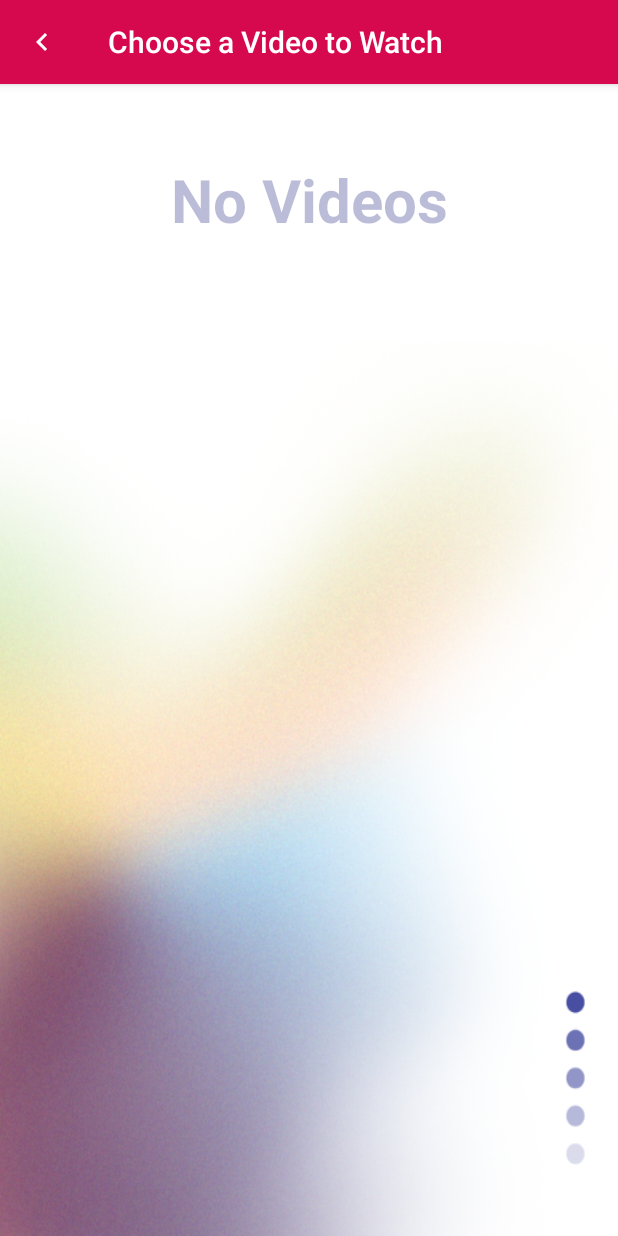
After one commit to George-Anto/feelingsRecognitionAndroidApp, an Android app: the VideoChooserActivity screen opened directly, with no data from a screen before it, on a phone screen of 412 x 824 dp. The commit adds this screen. Run offline under Robolectric (Android 15) with nearby library versions, the phone set to English and light mode, and no system bars; our stand-ins replace Firebase (no records; nobody signed in at launch, a user with empty details on screens opened directly).

Commit message:
Show the videos list to user in progress

```diff
--- /dev/null
+++ b/app/src/main/java/com/example/firebaselogin/activities/VideoChooserActivity.kt
@@ -0,0 +1,50 @@
+package com.example.firebaselogin.activities
+
+import android.os.Bundle
+import android.os.Handler
+import android.os.Looper
+import android.util.Log
+import com.example.firebaselogin.R
+import com.example.firebaselogin.firebase.FirestoreClass
+import com.example.firebaselogin.model.VideoData
+import kotlinx.android.synthetic.main.activity_video_chooser.*
+
+class VideoChooserActivity : BaseActivity() {
+
+    private lateinit var videosToWatch: ArrayList<VideoData>
+
+    override fun onCreate(savedInstanceState: Bundle?) {
+        super.onCreate(savedInstanceState)
+        setContentView(R.layout.activity_video_chooser)
+
+        setupActionBar()
+
+        FirestoreClass().loadVideosToUI(this)
+    }
+
+    //Function to setup the action bar
+    private fun setupActionBar() {
+
+        setSupportActionBar(toolbar_video_chooser_activity)
+
+        val actionBar = supportActionBar
+        if (actionBar != null) {
+            actionBar.setDisplayHomeAsUpEnabled(true)
+            actionBar.setHomeAsUpIndicator(R.drawable.ic_white_color_back_24dp)
+            actionBar.title = resources.getString(R.string.choose_video)
+        }
+
+        toolbar_video_chooser_activity.setNavigationOnClickListener { onBackPressed() }
+    }
+
+//    private fun loadVideos() {
+//        super.showProgressDialog(resources.getString(R.string.please_wait))
+//        videosToWatch = FirestoreClass().getVideosData()
+//        super.hideProgressDialog()
+//
+//        Log.i("VideoChooserActivity", "Total Videos: ${videosToWatch.size}")
+//        videosToWatch.forEach { videoData ->
+//            Log.i("VideoChooserActivity", "Current Video: $videoData")
+//        }
+//    }
+}
--- a/app/src/main/java/com/example/firebaselogin/firebase/FirestoreClass.kt
+++ b/app/src/main/java/com/example/firebaselogin/firebase/FirestoreClass.kt
@@ -1,17 +1,21 @@
 package com.example.firebaselogin.firebase
 
 import android.app.Activity
+import android.content.Context
 import android.util.Log
+import android.view.View
+import androidx.recyclerview.widget.GridLayoutManager
 import com.google.firebase.auth.FirebaseAuth
 import com.google.firebase.firestore.FirebaseFirestore
 import com.google.firebase.firestore.SetOptions
-import com.example.firebaselogin.activities.MainActivity
-import com.example.firebaselogin.activities.MyProfileActivity
-import com.example.firebaselogin.activities.SignInActivity
-import com.example.firebaselogin.activities.SignUpActivity
 import com.example.firebaselogin.model.User
 import com.example.firebaselogin.utils.Constants
 import com.example.firebaselogin.R
+import com.example.firebaselogin.activities.*
+import com.example.firebaselogin.adapters.VideosToWatchAdapter
+import com.example.firebaselogin.model.VideoData
+import com.google.firebase.firestore.ktx.toObject
+import kotlinx.android.synthetic.main.activity_video_chooser.*
 
 //Custom class where we add the operations performed for the firestore database
 class FirestoreClass {
@@ -24,7 +28,8 @@ class FirestoreClass {
     fun registerUser(activity: SignUpActivity, userInfo: User) {
 
         //We get the user table
-        fireStore.collection(Constants.USERS)
+        fireStore
+            .collection(Constants.USERS)
             //Document ID of the current user as the key of the entry
             .document(getCurrentUserID())
             //Pass the user object we want to save
@@ -50,7 +55,8 @@ class FirestoreClass {
     fun loadUserData(activity: Activity) {
 
         //We specify the collection (users table) we want the data from
-        fireStore.collection(Constants.USERS)
+        fireStore
+            .collection(Constants.USERS)
             //We specify the key of the document we want to retrieve from the database
             //The key is the id of the currently signed in user
             //We get this id from the Authentication service of the firebase
@@ -114,7 +120,8 @@ class FirestoreClass {
     //that belongs to the that user
     fun updateUserProfileData(activity: Activity, userHashMap: HashMap<String, Any>) {
         //The table (collection) we want to use
-        fireStore.collection(Constants.USERS)
+        fireStore
+            .collection(Constants.USERS)
             //The key of the document we want to update
             //which is the id of the current user retrieved by the Authentication module
             .document(getCurrentUserID())
@@ -170,4 +177,39 @@ class FirestoreClass {
 
         return currentUserID
     }
+
+    fun loadVideosToUI(activity: VideoChooserActivity) {
+        activity.showProgressDialog(activity.resources.getString(R.string.please_wait))
+
+        val videosData: ArrayList<VideoData> = ArrayList()
+
+        fireStore
+            .collection(Constants.VIDEOS_TO_WATCH)
+            .get()
+            .addOnSuccessListener { documents ->
+                for (document in documents) {
+                    Log.i("Document", "${document.id} => ${document.data}")
+                    videosData.add(document.toObject(VideoData::class.java))
+                }
+
+                if (videosData.size > 0) {
+                    activity.hideProgressDialog()
+                    activity.videos_recycler_view.visibility = View.VISIBLE
+                    activity.tv_no_videos_present.visibility = View.GONE
+                    activity.videos_recycler_view.layoutManager = GridLayoutManager(activity, 2)
+                    activity.videos_recycler_view.setHasFixedSize(true)
+
+                    val adapter = VideosToWatchAdapter(activity, videosData)
+                    activity.videos_recycler_view.adapter = adapter
+                } else {
+                    activity.hideProgressDialog()
+                    activity.videos_recycler_view.visibility = View.GONE
+                    activity.tv_no_videos_present.visibility = View.VISIBLE
+                }
+
+            }
+            .addOnFailureListener { e ->
+                Log.e("Error", "Error getting documents: ", e)
+            }
+    }
 }
--- a/app/src/main/java/com/example/firebaselogin/utils/Constants.kt
+++ b/app/src/main/java/com/example/firebaselogin/utils/Constants.kt
@@ -5,6 +5,8 @@ object Constants {
     //Firestore Database Constants
     //users table in the database
     const val USERS: String = "users"
+    //videos_to_watch table in the database
+    const val VIDEOS_TO_WATCH: String = "videos_to_watch"
 
     //Firestore Database Constants
     //Fields of the users table in the database
--- /dev/null
+++ b/app/src/main/res/drawable/ic_video_chooser.xml
@@ -0,0 +1,5 @@
+<vector android:height="24dp" android:tint="#000000"
+    android:viewportHeight="24" android:viewportWidth="24"
+    android:width="24dp" xmlns:android="http://schemas.android.com/apk/res/android">
+    <path android:fillColor="@android:color/white" android:pathData="M17,10.5V7c0,-0.55 -0.45,-1 -1,-1H4c-0.55,0 -1,0.45 -1,1v10c0,0.55 0.45,1 1,1h12c0.55,0 1,-0.45 1,-1v-3.5l4,4v-11l-4,4z"/>
+</vector>
--- /dev/null
+++ b/app/src/main/res/layout/activity_video_chooser.xml
@@ -0,0 +1,48 @@
+<?xml version="1.0" encoding="utf-8"?>
+<ScrollView xmlns:android="http://schemas.android.com/apk/res/android"
+    android:layout_height="match_parent"
+    android:layout_width="match_parent"
+    xmlns:app="http://schemas.android.com/apk/res-auto"
+    android:background="@drawable/ic_background">
+
+    <LinearLayout xmlns:tools="http://schemas.android.com/tools"
+        android:layout_width="match_parent"
+        android:layout_height="wrap_content"
+        android:orientation="vertical"
+        tools:context=".activities.VideoChooserActivity">
+
+        <com.google.android.material.appbar.AppBarLayout
+            android:layout_width="match_parent"
+            android:layout_height="wrap_content"
+            android:theme="@style/AppTheme.AppBarOverlay">
+
+            <androidx.appcompat.widget.Toolbar
+                android:id="@+id/toolbar_video_chooser_activity"
+                android:layout_width="match_parent"
+                android:layout_height="?attr/actionBarSize"
+                android:background="?attr/colorPrimary"
+                app:popupTheme="@style/AppTheme.PopupOverlay" />
+        </com.google.android.material.appbar.AppBarLayout>
+
+        <androidx.recyclerview.widget.RecyclerView
+            android:id="@+id/videos_recycler_view"
+            android:layout_width="match_parent"
+            android:layout_height="match_parent"
+            android:layout_margin="10dp"
+            android:visibility="gone"/>
+
+        <TextView
+            android:id="@+id/tv_no_videos_present"
+            android:layout_width="match_parent"
+            android:layout_height="wrap_content"
+            android:layout_marginTop="50dp"
+            android:text="No Videos"
+            android:textAlignment="center"
+            android:textColor="@color/colorAccent"
+            android:textSize="40sp"
+            android:textStyle="bold"
+            android:visibility="gone"/>
+
+
+    </LinearLayout>
+</ScrollView>
--- a/app/src/main/res/menu/activity_main_drawer.xml
+++ b/app/src/main/res/menu/activity_main_drawer.xml
@@ -1,6 +1,11 @@
 <?xml version="1.0" encoding="utf-8"?>
 <menu xmlns:android="http://schemas.android.com/apk/res/android">
     <group android:checkableBehavior="single">
+        <item
+            android:id="@+id/nav_choose_video"
+            android:icon="@drawable/ic_video_chooser"
+            android:title="@string/nav_choose_video" />
+
         <item
             android:id="@+id/nav_my_profile"
             android:icon="@drawable/ic_nav_user"
--- a/app/src/main/res/values/strings.xml
+++ b/app/src/main/res/values/strings.xml
@@ -19,6 +19,7 @@
     <string name="please_wait">Loading&#8230;</string>
 
     <string name="nav_my_profile">My Profile</string>
+    <string name="nav_choose_video">Choose a Video to Watch</string>
     <string name="nav_sign_out">Sign Out</string>
     <string name="multiple_permissions_denied">You denied some of the necessary permissions.
         You can also allow them from settings.</string>
@@ -46,4 +47,6 @@
     <string name="storage_permission_denied">You denied the permission for storage.
         You can also allow it from settings.</string>
     <string name="not_valid_phone_number">Please provide a valid phone number.</string>
+
+    <string name="choose_video">Choose a Video to Watch</string>
 </resources>
```
Also changed, not shown: app/src/main/AndroidManifest.xml (+16 -12 lines), app/src/main/java/com/example/firebaselogin/activities/MainActivity.kt (+22 -2 lines), app/src/main/java/com/example/firebaselogin/adapters/VideosToWatchAdapter.kt (added, +60 -0 lines), app/src/main/java/com/example/firebaselogin/model/VideoData.kt (added, +12 -0 lines), app/src/main/res/layout/video_card.xml (added, +35 -0 lines).
